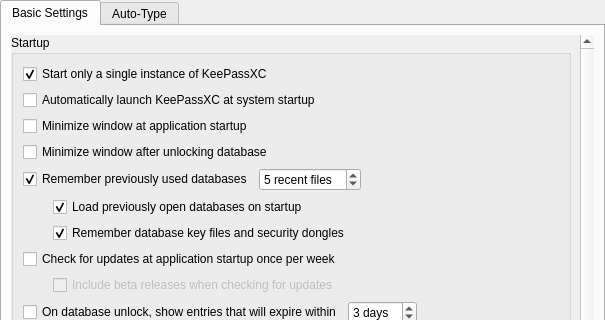
The window that src/gui/ApplicationSettingsWidgetGeneral.ui (aman-apk/hisn) describes before a commit, drawn with Qt 5; both pictures show x 0 to 605 and y 0 to 320 of the 605 by 969 pixel window.
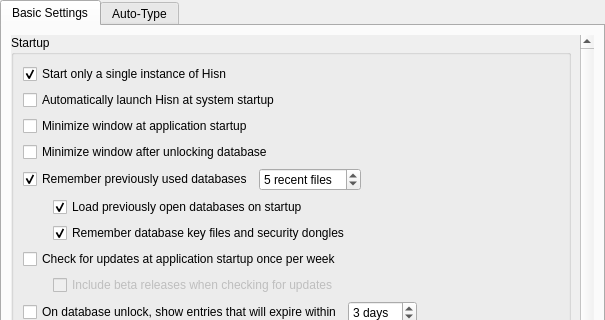
The same window after the commit. Custom widgets are drawn as their Qt base class.

Commit message:
Rebrand KeePassXC -> Hisn (حصن): Arabic identity, copper shield logo
- Rename app/binaries: Hisn, hisn-cli, hisn-proxy; org.hisn.Hisn ids
- New copper-shield icon set (app/locked/unlocked/monochrome/ico/icns/kdbx)
- Arabic-first desktop entry, appdata, display name حصن
- Rewrite README with KeePassXC/GPL attribution
- Preserve compatibility: KDBX format, application/x-keepass2 MIME,
  keepassxc:// deep-link scheme, org.keepassxc.keepassxc_browser native
  messaging host + extension id, KeePassXC-Browser Settings CustomData key,
  KPXC_* keys, internal keepassxc_core/gui lib target names

Diff of the .ui file:
```diff
--- a/src/gui/ApplicationSettingsWidgetGeneral.ui
+++ b/src/gui/ApplicationSettingsWidgetGeneral.ui
@@ -84,7 +84,7 @@
               <item>
                <widget class="QCheckBox" name="singleInstanceCheckBox">
                 <property name="text">
-                 <string>Start only a single instance of KeePassXC</string>
+                 <string>Start only a single instance of Hisn</string>
                 </property>
                 <property name="checked">
                  <bool>true</bool>
@@ -94,7 +94,7 @@
               <item>
                <widget class="QCheckBox" name="launchAtStartup">
                 <property name="text">
-                 <string>Automatically launch KeePassXC at system startup</string>
+                 <string>Automatically launch Hisn at system startup</string>
                 </property>
                </widget>
               </item>
```
The commit also changes 165 other files.
